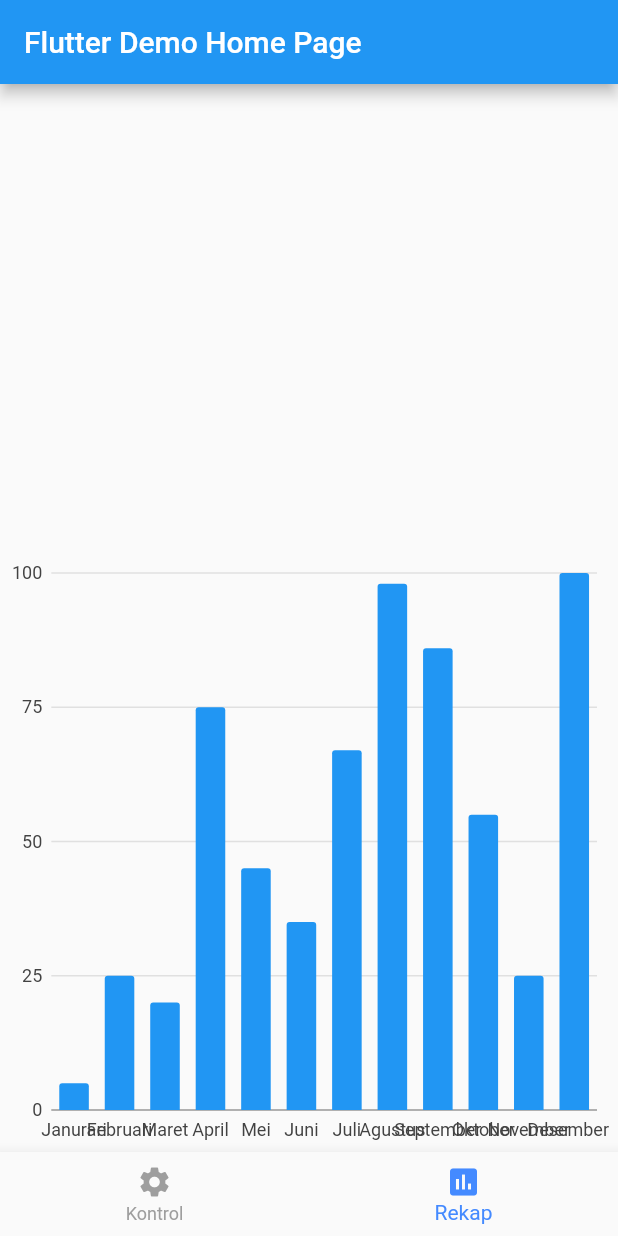
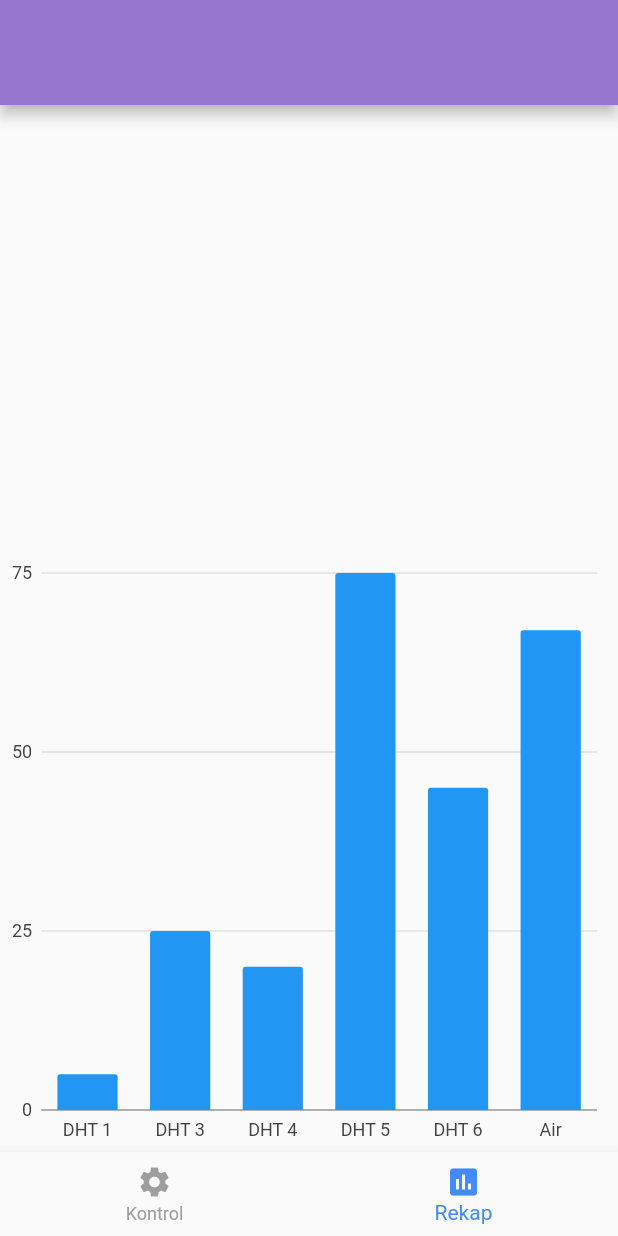
Before and after one commit to O-ID/Flutter_Pusher_Arduino_2020_TA, a Flutter app: the screen it shows after launch, item 2 of the bottom bar chosen, on a phone screen of 412 x 824 dp. Run offline on Flutter 3.47's test engine with Material 2 defaults, Android fonts, the phone set to English and light mode, and no system bars; our stand-ins replace charts_flutter; missing offline and left inert: pusher_websocket_flutter.

```diff
--- a/lib/chart.dart
+++ b/lib/chart.dart
@@ -1,7 +1,7 @@
 import 'package:flutter/material.dart';
 import 'package:charts_flutter/flutter.dart' as charts;
 
-class StackedBarChart extends StatelessWidget {
+class StackedBarChart extends StatefulWidget {
   final List<charts.Series> seriesList;
   final bool animate;
 
@@ -16,29 +16,17 @@ class StackedBarChart extends StatelessWidget {
   }
 
   @override
-  Widget build(BuildContext context) {
-    return new charts.BarChart(
-      seriesList,
-      animate: animate,
-      barGroupingType: charts.BarGroupingType.stacked,
-    );
-  }
+  _StackedBarChartState createState() => _StackedBarChartState();
 
   /// Create series list with multiple series
   static List<charts.Series<OrdinalSales, String>> _createSampleData() {
     final desktopSalesData = [
-      new OrdinalSales('Janurari', 5),
-      new OrdinalSales('Februari', 25),
-      new OrdinalSales('Maret', 20),
-      new OrdinalSales('April', 75),
-      new OrdinalSales('Mei', 45),
-      new OrdinalSales('Juni', 35),
-      new OrdinalSales('Juli', 67),
-      new OrdinalSales('Agustus', 98),
-      new OrdinalSales('September', 86),
-      new OrdinalSales('Oktober', 55),
-      new OrdinalSales('November', 25),
-      new OrdinalSales('Desember', 100),
+      new OrdinalSales('DHT 1', 5),
+      new OrdinalSales('DHT 3', 25),
+      new OrdinalSales('DHT 4', 20),
+      new OrdinalSales('DHT 5', 75),
+      new OrdinalSales('DHT 6', 45),
+      new OrdinalSales('Air', 67),
     ];
 
     // final tableSalesData = [
@@ -78,6 +66,17 @@ class StackedBarChart extends StatelessWidget {
   }
 }
 
+class _StackedBarChartState extends State<StackedBarChart> {
+  @override
+  Widget build(BuildContext context) {
+    return new charts.BarChart(
+      widget.seriesList,
+      animate: widget.animate,
+      barGroupingType: charts.BarGroupingType.stacked,
+    );
+  }
+}
+
 /// Sample ordinal data type.
 class OrdinalSales {
   final String year;
--- a/lib/main.dart
+++ b/lib/main.dart
@@ -15,13 +15,12 @@ class MyApp extends StatelessWidget {
   @override
   Widget build(BuildContext context) {
     return MaterialApp(
-      title: 'Flutter Demo',
       debugShowCheckedModeBanner: false,
       theme: ThemeData(
         primarySwatch: Colors.blue,
         visualDensity: VisualDensity.adaptivePlatformDensity,
       ),
-      home: MyHomePage(title: 'Flutter Demo Home Page'),
+      home: MyHomePage(title: ''),
     );
   }
 }
@@ -95,8 +94,12 @@ class _MyHomePageState extends State<MyHomePage> {
               width: 500, height: 400, child: StackedBarChart.withSampleData()))
     ];
     return Scaffold(
-      appBar: AppBar(
-        title: Text(widget.title),
+      appBar: PreferredSize(
+        preferredSize: Size.fromHeight(70.0),
+        child: AppBar(
+          title: Text(widget.title),
+          backgroundColor: Color(0xff9575cd),
+        ),
       ),
       body: Container(child: page[tabin]),
       bottomNavigationBar: BottomNavigationBar(
```
Also changed, not shown: lib/cardair.dart (+20 -4 lines), lib/gatau.dart (added, +89 -0 lines), 7 other files.
